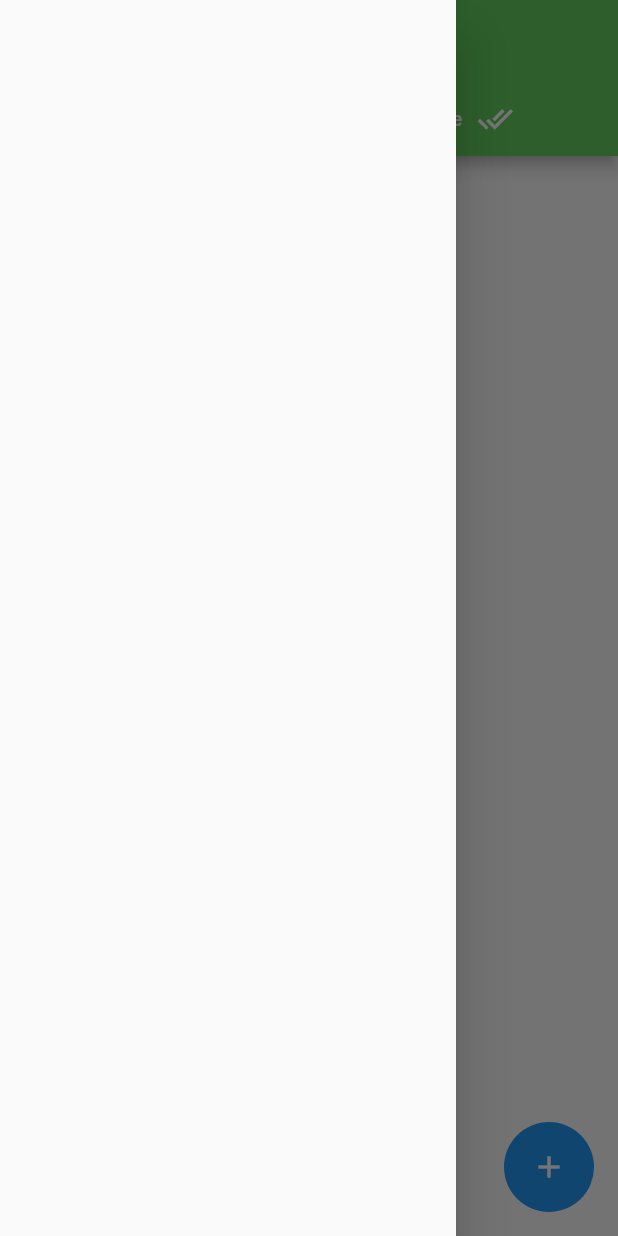
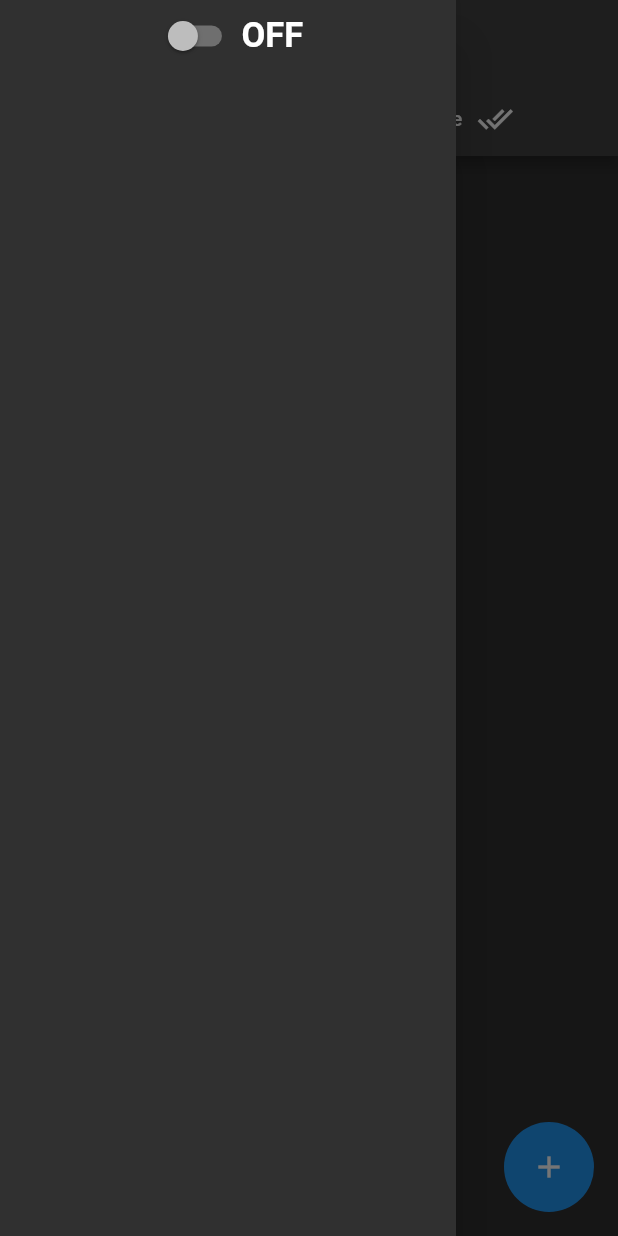
Before and after one commit to ahmadjonsafarov/todo, a Flutter app: the screen it shows after launch, with the side drawer open, on a phone screen of 412 x 824 dp. Run offline on Flutter 3.47's test engine with Material 2 defaults, Android fonts, the phone set to English and light mode, and no system bars; our stand-ins replace shared_preferences.

Commit message:
themedark

```diff
--- a/lib/main.dart
+++ b/lib/main.dart
@@ -11,18 +11,28 @@ class MyApp extends StatefulWidget {
 
   @override
   State<MyApp> createState() => _MyAppState();
+  static _MyAppState? of(BuildContext context){
+    context.findAncestorStateOfType<_MyAppState>();
+  }
 }
 
 class _MyAppState extends State<MyApp> {
+  bool isChange=false;
+  void change(){
+    isChange=!isChange;
+    setState(() {});
+  }
   @override
   Widget build(BuildContext context) {
     return MaterialApp(
-      theme: ThemeData(
-        appBarTheme: AppBarTheme(
-          backgroundColor: Color(0xff62CD5D),
-          titleTextStyle: Style.TextStyleBold(),
-        )
-      ),
+      themeMode: ThemeMode.dark,
+      darkTheme: ThemeData.dark(),
+      // theme: ThemeData(
+      //   appBarTheme: AppBarTheme(
+      //     backgroundColor: Color(0xff62CD5D),
+      //     titleTextStyle: Style.TextStyleBold(),
+      //   )
+      // ),
       debugShowCheckedModeBanner: false,
       home: HomePage(),
     );
--- a/lib/page/add_todo_page.dart
+++ b/lib/page/add_todo_page.dart
@@ -46,7 +46,6 @@ class _AState extends State<A> {
             child: Padding(
               padding: const EdgeInsets.symmetric(horizontal: 20),
               child: TextFormField(
-                maxLines: 2,
                 maxLength: 40,
                 controller: textEditingController,
                 onChanged: (value){
--- a/lib/page/edit_todo.dart
+++ b/lib/page/edit_todo.dart
@@ -56,7 +56,7 @@ class _EditTodoPageState extends State<EditTodoPage> {
               padding: const EdgeInsets.symmetric(horizontal: 20),
               child: TextFormField(
                 autofocus: true,
-                maxLength: 35,
+                maxLength: 40,
                 controller: textEditingController,
                 onChanged: (value){
                   if(value.isEmpty || oldTitle==value){
@@ -87,7 +87,7 @@ class _EditTodoPageState extends State<EditTodoPage> {
             child: InkWell(
               borderRadius: BorderRadius.circular(100),
               onTap: () async {
-                if(isEmpty){
+                if(!isEmpty){
                   widget.todomodel.isDone?LocalStore.setdonebool(TodoModel(title: textEditingController.text,isDone: widget.todomodel.isDone ), widget.index):
                   LocalStore.setbool(TodoModel(title: textEditingController.text,isDone: widget.todomodel.isDone ), widget.index);
                   Navigator.pushAndRemoveUntil(context, MaterialPageRoute(builder: (context)=>HomePage()), (route) => false);
--- a/lib/page/homepage.dart
+++ b/lib/page/homepage.dart
@@ -1,11 +1,13 @@
 import 'package:flutter/cupertino.dart';
 import 'package:flutter/material.dart';
+import 'package:todo_app/main.dart';
 import 'package:todo_app/model/todo_model.dart';
 import 'package:todo_app/page/edit_todo.dart';
 import 'package:todo_app/page/style.dart';
 import 'package:todo_app/store/store.dart';
 import 'package:todo_app/widgets/keyboar.dart';
 import 'add_todo_page.dart';
+import 'dart:io' as page;
 
 class HomePage extends StatefulWidget {
   const HomePage({Key? key}) : super(key: key);
@@ -15,9 +17,11 @@ class HomePage extends StatefulWidget {
 }
 
 class _HomePageState extends State<HomePage> with SingleTickerProviderStateMixin {
+  GlobalKey key=GlobalKey();
   List<TodoModel> listOfTodo=[];
   List<TodoModel> listOfDone=[];
   TabController? _tabController;
+  bool isChange=false;
 
  @override
   void initState() {
@@ -34,7 +38,27 @@ class _HomePageState extends State<HomePage> with SingleTickerProviderStateMixin
   @override
   Widget build(BuildContext context) {
     return Scaffold(
-      drawer: Drawer(),
+      key: key,
+      drawer: Drawer(
+        child: SafeArea(
+          child: Column(
+            children: [
+              Row(
+                mainAxisAlignment: MainAxisAlignment.center,
+                children: [
+                  Switch(value: isChange, onChanged: (value){
+                    isChange=!isChange;setState(() {});
+                  // MyApp.of(context)!.change();
+                  }),
+                  // CupertinoSwitch(value: isChange, onChanged: (value){isChange=!isChange;setState(() {});}),
+                  SizedBox(height: 10,),
+                  isChange? Text('ON',style: Style.TextStyleBold(fontsize: 23),):Text('OFF',style: Style.TextStyleBold(fontsize: 23),),
+                ],
+              )
+            ],
+          ),
+        )
+      ),
       appBar: AppBar(
         centerTitle: true,
         title: Text("TODO LIST",style:Style.TextStyleBold(),
--- a/lib/page/style.dart
+++ b/lib/page/style.dart
@@ -24,7 +24,7 @@ abstract class Style{
         Color(0x70F43F5E).withOpacity(0.7),
       ]
   );
-  // --- textStyle -- //)
+  // --- textStyle -- //
   static const TextStyleNormal=TextStyle(
     fontSize: 16,
     fontWeight: FontWeight.normal,
```
